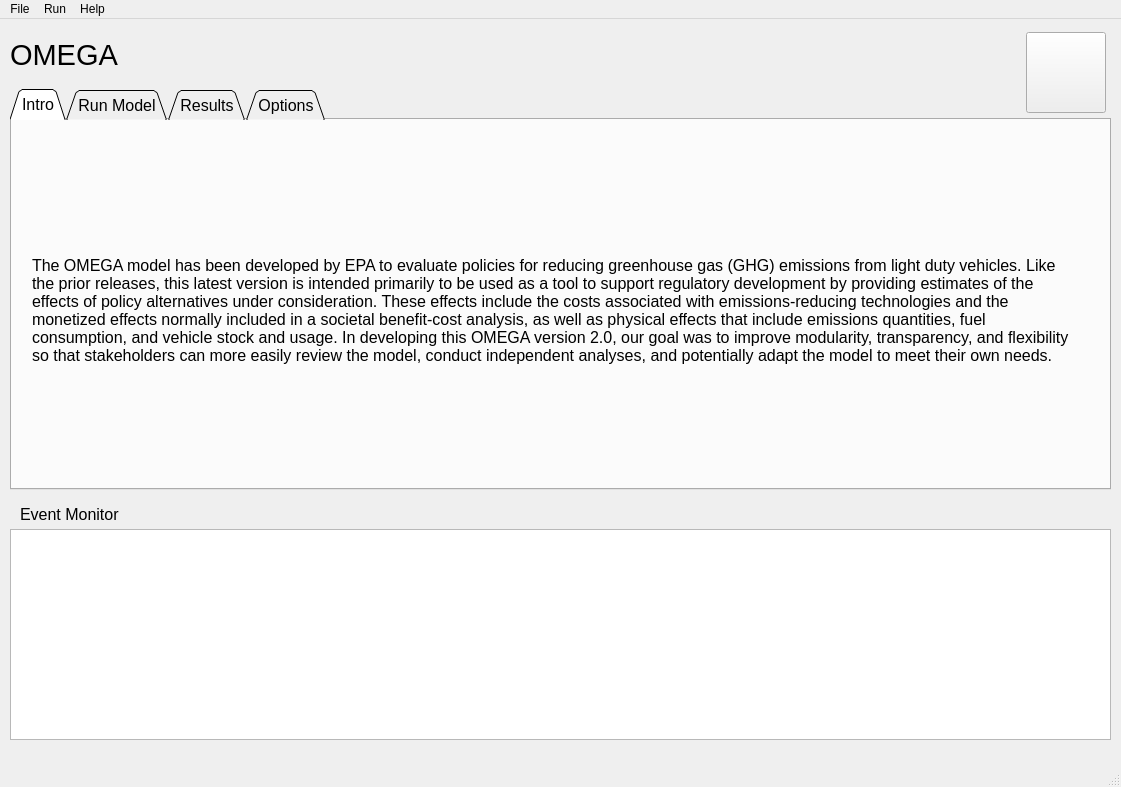
Qt form omega_gui/elements/omega_gui_qt.ui (USEPA/EPA_OMEGA_Model) before a commit.
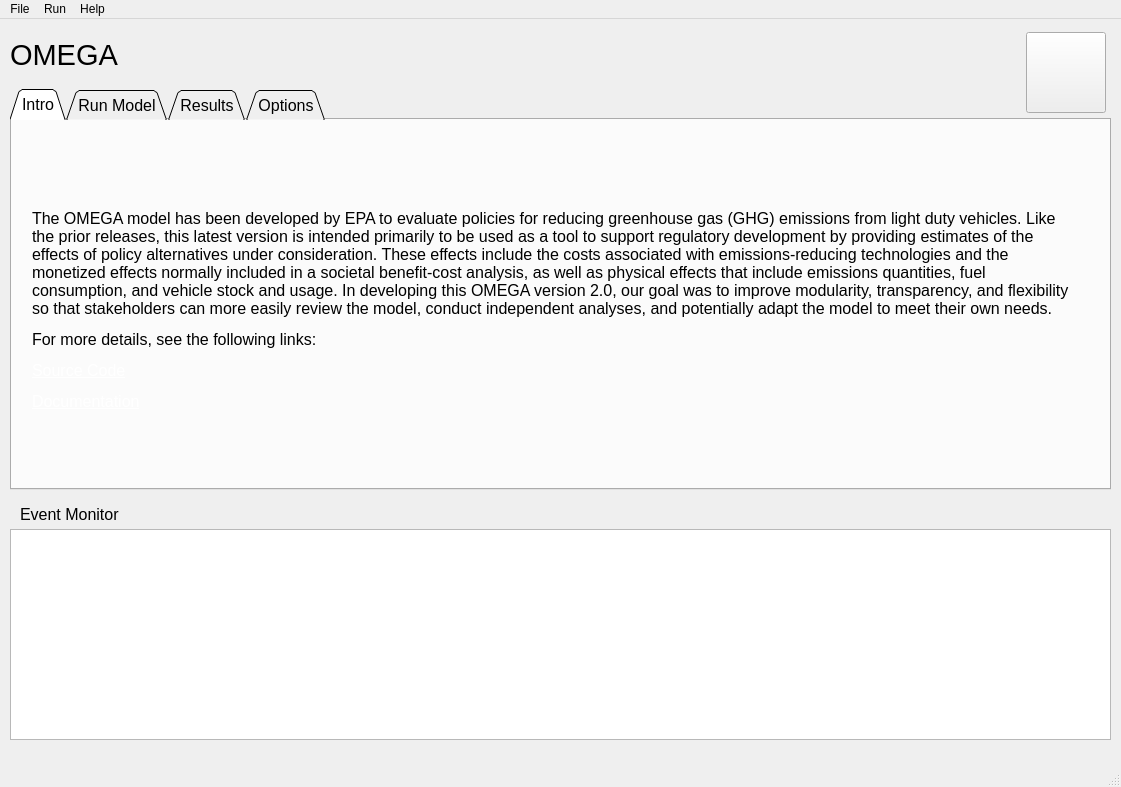
The same form after that commit. The open tabs and pages were chosen to show the change.

What changed in the file:
```diff
--- a/omega_gui/elements/omega_gui_qt.ui
+++ b/omega_gui/elements/omega_gui_qt.ui
@@ -108,7 +108,7 @@
        </font>
       </property>
       <property name="text">
-       <string>The OMEGA model has been developed by EPA to evaluate policies for reducing greenhouse gas (GHG) emissions from light duty vehicles. Like the prior releases, this latest version is intended primarily to be used as a tool to support regulatory development by providing estimates of the effects of policy alternatives under consideration. These effects include the costs associated with emissions-reducing technologies and the monetized effects normally included in a societal benefit-cost analysis, as well as physical effects that include emissions quantities, fuel consumption, and vehicle stock and usage. In developing this OMEGA version 2.0, our goal was to improve modularity, transparency, and flexibility so that stakeholders can more easily review the model, conduct independent analyses, and potentially adapt the model to meet their own needs.</string>
+       <string>&lt;html&gt;&lt;head/&gt;&lt;body&gt;&lt;p&gt;&lt;span style=&quot; font-size:12pt;&quot;&gt;The OMEGA model has been developed by EPA to evaluate policies for reducing greenhouse gas (GHG) emissions from light duty vehicles. Like the prior releases, this latest version is intended primarily to be used as a tool to support regulatory development by providing estimates of the effects of policy alternatives under consideration. These effects include the costs associated with emissions-reducing technologies and the monetized effects normally included in a societal benefit-cost analysis, as well as physical effects that include emissions quantities, fuel consumption, and vehicle stock and usage. In developing this OMEGA version 2.0, our goal was to improve modularity, transparency, and flexibility so that stakeholders can more easily review the model, conduct independent analyses, and potentially adapt the model to meet their own needs.&lt;/span&gt;&lt;/p&gt;&lt;p&gt;&lt;span style=&quot; font-size:12pt;&quot;&gt;For more details, see the following links:&lt;/span&gt;&lt;/p&gt;&lt;p&gt;&lt;a href=&quot;https://github.com/USEPA/EPA_OMEGA_Model&quot;&gt;&lt;span style=&quot; font-size:12pt; text-decoration: underline; color:#ffffff;&quot;&gt;Source Code&lt;/span&gt;&lt;/a&gt;&lt;/p&gt;&lt;p&gt;&lt;a href=&quot;https://omega2.readthedocs.io/en/latest/index.html&quot;&gt;&lt;span style=&quot; font-size:12pt; text-decoration: underline; color:#ffffff;&quot;&gt;Documentation&lt;/span&gt;&lt;/a&gt;&lt;/p&gt;&lt;/body&gt;&lt;/html&gt;</string>
       </property>
       <property name="alignment">
        <set>Qt::AlignLeading|Qt::AlignLeft|Qt::AlignVCenter</set>
```
Left out of the diff: 5 changed lines with no effect on the pictures.
